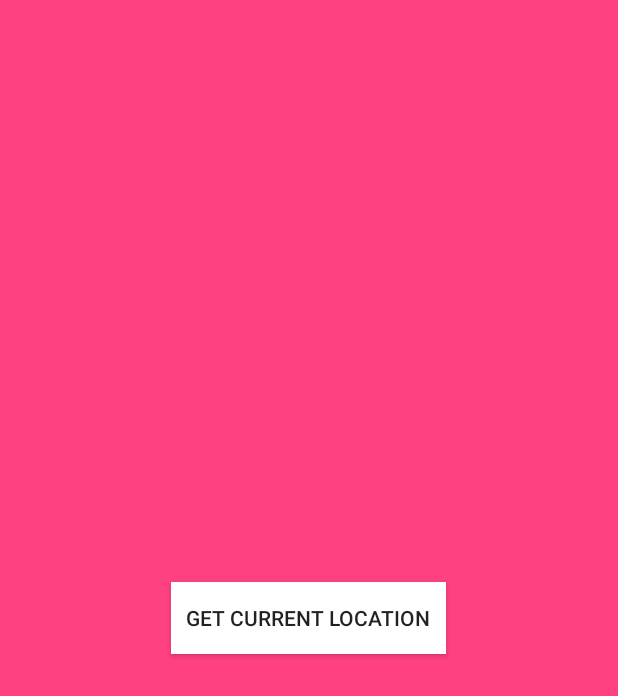
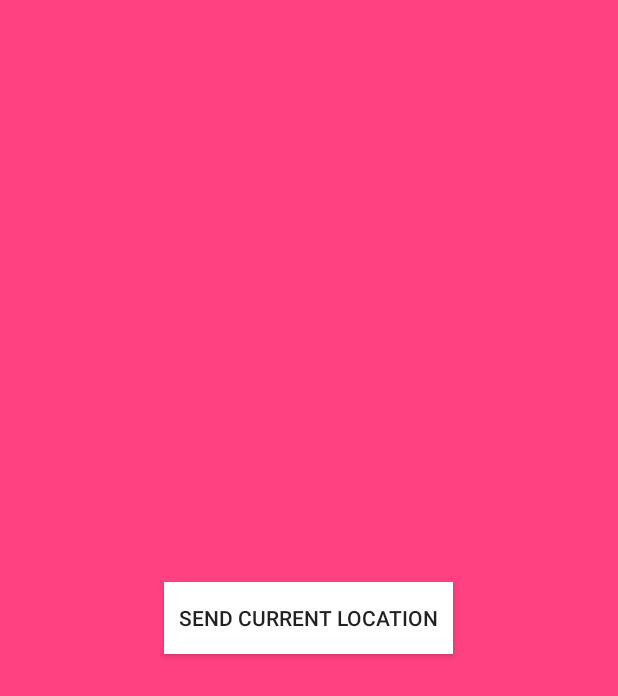
Before and after one commit to xicocana/DIIC, an Android app: the screen it shows after launch (MainActivity), on a phone screen of 412 x 824 dp. Shown: the top 696 px of the screen. Run offline under Robolectric (Android 15) with nearby library versions, the phone set to English and light mode, and no system bars.

Commit message:
Send location through android app

```diff
--- a/proj_diic/Android/app/src/main/java/com/example/t3/diicandroid/MainActivity.java
+++ b/proj_diic/Android/app/src/main/java/com/example/t3/diicandroid/MainActivity.java
@@ -34,8 +34,8 @@ public class MainActivity extends AppCompatActivity implements LocationListener
         getSupportActionBar().hide();
         setContentView(R.layout.activity_main);
 
-        locationText = (TextView)findViewById(R.id.locationText);
-        getLocationBtn = (Button)findViewById(R.id.getLocationBtn);
+        locationText = findViewById(R.id.locationText);
+        getLocationBtn = findViewById(R.id.getLocationBtn);
         getLocationBtn.setOnClickListener(new View.OnClickListener() {
             @Override
             public void onClick(View v) {
@@ -93,6 +93,8 @@ public class MainActivity extends AppCompatActivity implements LocationListener
         catch (Exception e) {
             e.printStackTrace();
         }
+
+        new SendLocationTask().execute(location);
     }
 
     @Override
@@ -102,6 +104,7 @@ public class MainActivity extends AppCompatActivity implements LocationListener
 
     @Override
     public void onProviderEnabled(String provider) {
+
     }
 
     @Override
--- a/proj_diic/Android/app/src/main/res/layout/activity_main.xml
+++ b/proj_diic/Android/app/src/main/res/layout/activity_main.xml
@@ -23,7 +23,7 @@
     <Button
         android:layout_width="wrap_content"
         android:layout_height="wrap_content"
-        android:text="Get Current Location"
+        android:text="Send Current Location"
         android:layout_centerInParent="true"
         android:background="#FFFFFF"
         android:padding="10dp"
--- a/proj_diic/Android/build.gradle
+++ b/proj_diic/Android/build.gradle
@@ -7,7 +7,7 @@ buildscript {
         jcenter()
     }
     dependencies {
-        classpath 'com.android.tools.build:gradle:3.2.0'
+        classpath 'com.android.tools.build:gradle:3.2.1'
 
 
         // NOTE: Do not place your application dependencies here; they belong
```
Also changed, not shown: proj_diic/Android/app/src/main/java/com/example/t3/diicandroid/SendLocationTask.java (added, +40 -0 lines).
